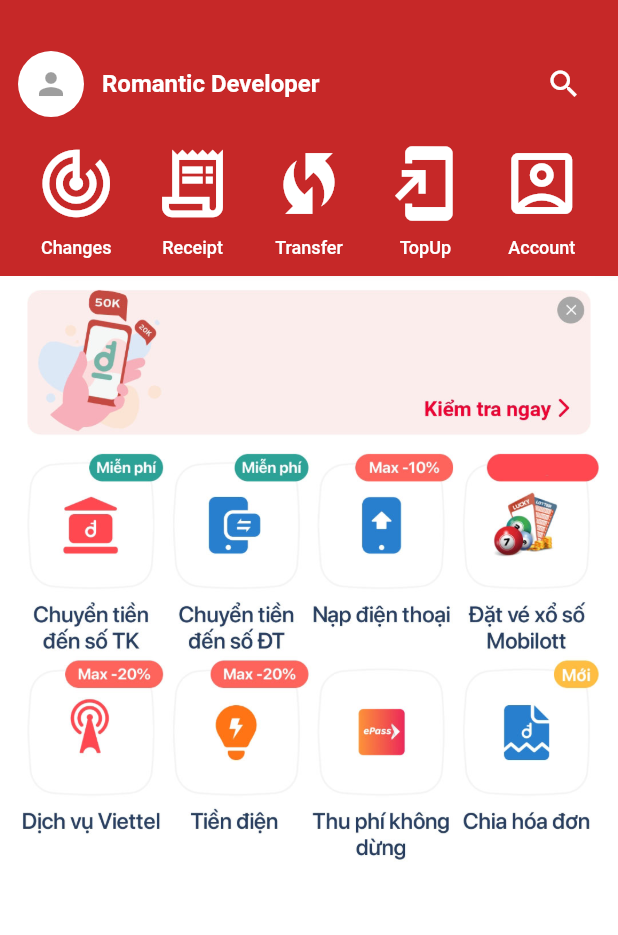
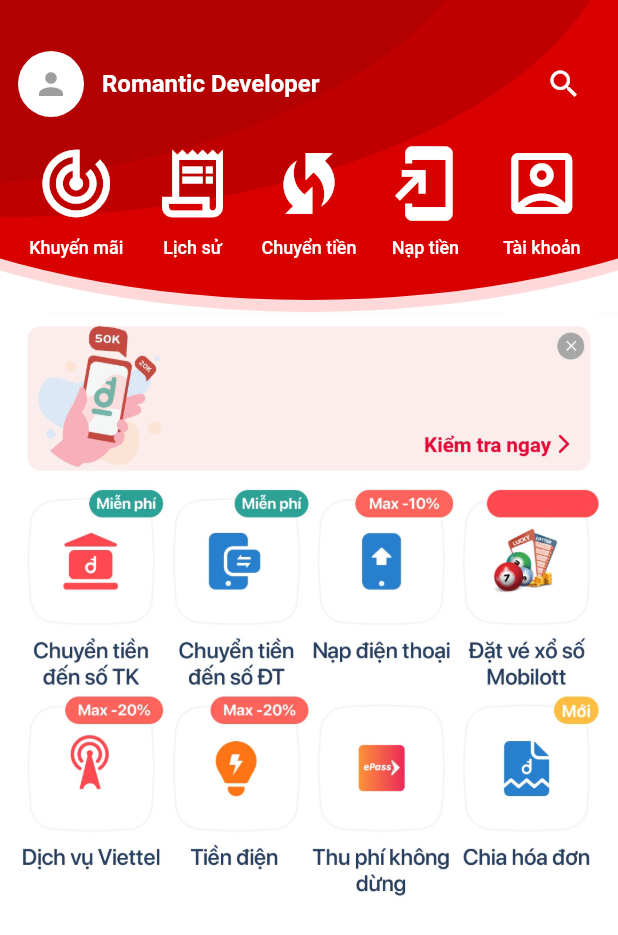
Before and after one commit to minhhung2556/romantic_project_flutter_collapsing_toolbar, a Flutter app: the screen it shows after launch, after a tap on the "search" icon, on a phone screen of 412 x 824 dp. Shown: the top 935 px of the screen. Run offline on Flutter 3.47's test engine with Material 2 defaults, Android fonts, the phone set to English and light mode, and no system bars.

Commit message:
update default decoration

```diff
--- a/example/lib/main.dart
+++ b/example/lib/main.dart
@@ -11,11 +11,11 @@ const kSampleIcons = [
   Icons.account_box_outlined,
 ];
 const kSampleIconLabels = [
-  'Changes',
-  'Receipt',
-  'Transfer',
-  'TopUp',
-  'Account',
+  'Khuyến mãi',
+  'Lịch sử',
+  'Chuyển tiền',
+  'Nạp tiền',
+  'Tài khoản',
 ];
 
 class MyApp extends StatefulWidget {
@@ -35,7 +35,6 @@ class _MyAppState extends State<MyApp> {
         primarySwatch: Colors.red,
       ),
       home: Scaffold(
-        backgroundColor: Colors.red.shade800,
         body: Container(
           margin: const EdgeInsets.only(top: 24.0),
           child: Column(
@@ -46,6 +45,8 @@ class _MyAppState extends State<MyApp> {
                   controller: controller,
                   expandedHeight: 160,
                   collapsedHeight: 64,
+                  decorationForegroundColor: Color(0xffd90000),
+                  decorationBackgroundColor: Colors.white,
                   onCollapsing: (double offset) {
                     setState(() {
                       headerOffset = offset;
@@ -110,9 +111,7 @@ class _MyAppState extends State<MyApp> {
                       ),
                     );
                   },
-                  featureOnPressed: (context, index) {
-                    print('_MyAppState.featureOnPressed: $index');
-                  },
+                  featureOnPressed: (context, index) {},
                 ),
               ),
               Expanded(
--- a/lib/flutter_collapsing_toolbar.dart
+++ b/lib/flutter_collapsing_toolbar.dart
@@ -1,3 +1,5 @@
 library flutter_collapsing_toolbar;
 
-export 'src/flutter_collapsing_toolbar.dart';
+export 'src/collapsing_toolbar.dart';
+export 'src/collapsing_toolbar_decoration.dart';
+export 'src/common.dart';
--- a/lib/src/flutter_collapsing_toolbar.dart
+++ b/lib/src/collapsing_toolbar.dart
@@ -1,6 +1,11 @@
 import 'dart:math' as math;
 
 import 'package:flutter/material.dart';
+
+import 'collapsing_toolbar_decoration.dart';
+
+const Color kDefaultBackgroundColor = Colors.white;
+const Color kDefaultForegroundColor = Color(0xfff42222);
 
 class CollapsingToolbar extends StatefulWidget {
   final ScrollController controller;
@@ -19,6 +24,9 @@ class CollapsingToolbar extends StatefulWidget {
   final ButtonStyle? featureButtonStyle;
   final double featureCollapsedFactor;
   final Function(BuildContext context, int index) featureOnPressed;
+  final Color decorationBackgroundColor;
+  final Color decorationForegroundColor;
+  final bool useDefaultDecoration;
 
   const CollapsingToolbar({
     Key? key,
@@ -38,6 +46,9 @@ class CollapsingToolbar extends StatefulWidget {
     this.featureButtonStyle,
     this.featureCollapsedFactor: 0.6,
     required this.featureOnPressed,
+    this.decorationBackgroundColor: kDefaultBackgroundColor,
+    this.decorationForegroundColor: kDefaultForegroundColor,
+    this.useDefaultDecoration: true,
   }) : super(key: key);
 
   @override
@@ -76,8 +87,7 @@ class _CollapsingToolbarState extends State<CollapsingToolbar> {
 
   @override
   Widget build(BuildContext context) {
-    return Container(
-      color: Colors.red.shade800,
+    var body = Container(
       height: toolbarHeight,
       child: Stack(
         children: [
@@ -167,5 +177,13 @@ class _CollapsingToolbarState extends State<CollapsingToolbar> {
         ],
       ),
     );
+    return widget.useDefaultDecoration
+        ? CollapsingToolbarDecoration(
+            animationValue: animationValue,
+            backgroundColor: widget.decorationBackgroundColor,
+            foregroundColor: widget.decorationForegroundColor,
+            child: body,
+          )
+        : body;
   }
 }
--- /dev/null
+++ b/lib/src/collapsing_toolbar_decoration.dart
@@ -0,0 +1,106 @@
+import 'package:flutter/material.dart';
+
+import 'common.dart';
+
+const double _kDecorationElevation = 8.0;
+
+class CollapsingToolbarDecoration extends StatelessWidget {
+  final Widget child;
+  final Color backgroundColor;
+  final Color foregroundColor;
+  final double animationValue;
+
+  const CollapsingToolbarDecoration({
+    Key? key,
+    required this.child,
+    required this.backgroundColor,
+    required this.foregroundColor,
+    required this.animationValue,
+  }) : super(key: key);
+
+  @override
+  Widget build(BuildContext context) {
+    return CustomPaint(
+      child: Padding(
+        padding:
+            EdgeInsets.only(bottom: animationValue * _kDecorationElevation * 3),
+        child: child,
+      ),
+      painter: _DefaultCollapsingToolbarDecorationPainter(
+        backgroundColor: backgroundColor,
+        foregroundColor: foregroundColor,
+        elevation: _kDecorationElevation,
+        animationValue: animationValue,
+      ),
+    );
+  }
+}
+
+class _DefaultCollapsingToolbarDecorationPainter extends CustomPainter {
+  final Color backgroundColor;
+  final Color foregroundColor;
+  final double elevation;
+  final double animationValue;
+
+  const _DefaultCollapsingToolbarDecorationPainter({
+    required this.backgroundColor,
+    required this.foregroundColor,
+    required this.elevation,
+    required this.animationValue,
+  });
+
+  @override
+  void paint(Canvas canvas, Size size) {
+    final ovalH = size.height * 2;
+    final ovalW = size.width * 2;
+    final ellipseX = ovalW * animationValue;
+    final ellipseY = ovalW * 0.5 * animationValue;
+    final colorLighter = foregroundColor.lighter(0.85);
+    final colorDarker = foregroundColor.darker(0.1 * animationValue);
+    final colorDarker1 = foregroundColor.darker(0.15 * animationValue);
+
+    canvas.drawRect(Rect.largest, Paint()..color = backgroundColor);
+
+    canvas.drawPath(
+        Path()
+          ..addRRect(RRect.fromRectAndCorners(
+            Rect.fromLTWH(ovalW * -0.25, ovalH * 0.5 * -1, ovalW, ovalH),
+            bottomLeft: Radius.elliptical(ellipseX, ellipseY),
+            bottomRight: Radius.elliptical(ellipseX, ellipseY),
+          )),
+        Paint()..color = colorLighter);
+
+    canvas.drawPath(
+        Path()
+          ..addRRect(RRect.fromRectAndCorners(
+            Rect.fromLTWH(ovalW * -0.25,
+                ovalH * 0.5 * -1 - elevation * animationValue, ovalW, ovalH),
+            bottomLeft: Radius.elliptical(ellipseX, ellipseY),
+            bottomRight: Radius.elliptical(ellipseX, ellipseY),
+          )),
+        Paint()..color = foregroundColor);
+
+    canvas.drawPath(
+        Path()
+          ..addRRect(RRect.fromRectAndCorners(
+            Rect.fromLTWH(ovalW * -0.25 + (-ovalW * 0.25) * animationValue,
+                ovalH * 0.5 * -1 - elevation - ovalH * 0.15, ovalW, ovalH),
+            bottomRight: Radius.elliptical(ellipseY, ellipseY * 0.5),
+          )),
+        Paint()..color = colorDarker);
+
+    canvas.drawPath(
+        Path()
+          ..addRRect(RRect.fromRectAndCorners(
+            Rect.fromLTWH(ovalW * -0.25 + (-ovalW * 0.35) * animationValue,
+                ovalH * 0.5 * -1 - elevation - ovalH * 0.2, ovalW, ovalH),
+            bottomRight: Radius.elliptical(ellipseY, ellipseY * 0.5),
+          )),
+        Paint()..color = colorDarker1);
+  }
+
+  @override
+  bool shouldRepaint(covariant CustomPainter oldDelegate) {
+    return false;
+  }
+}
--- /dev/null
+++ b/lib/src/common.dart
@@ -0,0 +1,16 @@
+import 'dart:math' as math;
+import 'dart:ui';
+
+extension CollapsingToolbarColorEx on Color {
+  Color darker(double percent) {
+    var v = -percent * 255.0;
+    return Color.fromRGBO(_clampColorValue(red + v),
+        _clampColorValue(green + v), _clampColorValue(blue + v), opacity);
+  }
+
+  Color lighter(double percent) {
+    return darker(-percent);
+  }
+}
+
+int _clampColorValue(num value) => math.max(0, math.min(255, value.round()));
```
